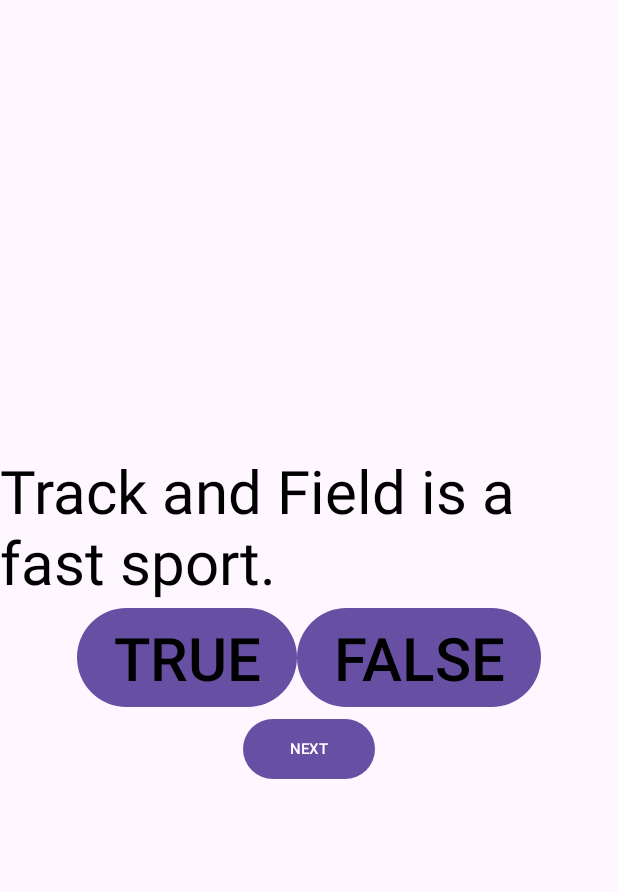
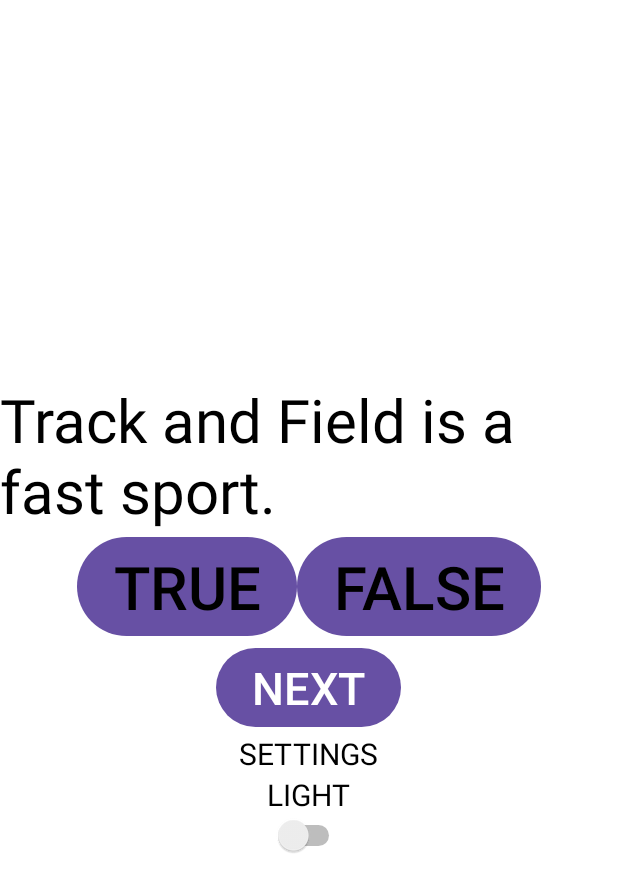
Before and after one commit to cdpayne783/QuizAppTrackandFieldCDP, an Android app: the screen it shows after launch (MainActivity), on a phone screen of 412 x 824 dp. Shown: the top 892 px of the screen. Run offline under Robolectric (Android 15) with nearby library versions, the phone set to English and light mode, and no system bars.

Commit message:
add switch button to change bckgd color

```diff
--- a/app/src/main/AndroidManifest.xml
+++ b/app/src/main/AndroidManifest.xml
@@ -3,6 +3,7 @@
     xmlns:tools="http://schemas.android.com/tools">
 
     <application
+        android:name=".UserSettings"
         android:allowBackup="true"
         android:dataExtractionRules="@xml/data_extraction_rules"
         android:fullBackupContent="@xml/backup_rules"
--- a/app/src/main/java/org/forestpark/quizapptrackandfieldcdp/MainActivity.java
+++ b/app/src/main/java/org/forestpark/quizapptrackandfieldcdp/MainActivity.java
@@ -1,16 +1,30 @@
 package org.forestpark.quizapptrackandfieldcdp;
 
 import androidx.appcompat.app.AppCompatActivity;
+import androidx.core.content.ContextCompat;
 
 import android.content.Intent;
+import android.graphics.Color;
 import android.media.MediaPlayer;
 import android.os.Bundle;
+import android.util.Log;
 import android.view.View;
 import android.widget.Button;
+import android.widget.CompoundButton;
+import android.widget.Switch;
 import android.widget.TextView;
 import android.widget.Toast;
+import android.content.SharedPreferences;
+
+import com.google.android.material.switchmaterial.SwitchMaterial;
+
 
 public class MainActivity extends AppCompatActivity {
+
+    private View parentView;
+    private Switch themeSwitch;
+    TextView themeTV, titleTV;
+    private UserSettings settings;
 
     TextView questionTV;
     Button falseBTN;
@@ -28,6 +42,12 @@ public class MainActivity extends AppCompatActivity {
         super.onCreate(savedInstanceState);
         setContentView(R.layout.activity_main);
 
+        settings = (UserSettings) getApplication();
+
+
+        intiWidgets();
+        loadSharedPreferences();
+        initSwitchListener();
         questionTV = (TextView) findViewById(R.id.questionTV);
         falseBTN = (Button) findViewById(R.id.falseBTN);
         trueBTN = (Button) findViewById(R.id.trueBTN);
@@ -89,7 +109,7 @@ public class MainActivity extends AppCompatActivity {
         });
         nextBTN.setOnClickListener(new View.OnClickListener() {
             @Override
-            public void onClick(View view) {
+            public void onClick (View view) {
                 currentIndex++;
                 if(currentIndex <= 5)
                 {
@@ -108,4 +128,68 @@ public class MainActivity extends AppCompatActivity {
             }
         });
      }
+
+    private void intiWidgets() {
+        themeTV = findViewById(R.id.themeTV);
+        titleTV = findViewById(R.id.titleTV);
+        themeSwitch = findViewById(R.id.themeSwitch);
+        parentView = findViewById(R.id.parentView);
     }
+
+    private void loadSharedPreferences()
+    {
+        SharedPreferences sharedPreferences = getSharedPreferences(UserSettings.PREFERENCES, MODE_PRIVATE);
+        String theme = sharedPreferences.getString(UserSettings.CUSTOM_THEME, UserSettings.LIGHT_THEME);
+        settings.setCustomTheme(theme);
+        updateView();
+    }
+
+    private void initSwitchListener()
+    {
+        themeSwitch.setOnCheckedChangeListener(new CompoundButton.OnCheckedChangeListener()
+        {
+            @Override
+            public void onCheckedChanged(CompoundButton compoundButton, boolean checked)
+            {
+                if(checked)
+                    settings.setCustomTheme(UserSettings.DARK_THEME);
+                else
+                    settings.setCustomTheme(UserSettings.LIGHT_THEME);
+
+                SharedPreferences.Editor editor = getSharedPreferences(UserSettings.PREFERENCES, MODE_PRIVATE).edit();
+                editor.putString(UserSettings.CUSTOM_THEME, settings.getCustomTheme());
+                editor.apply();
+                updateView();
+            }
+        });
+    }
+
+    private void updateView()
+    {
+        final int black = ContextCompat.getColor(this, R.color.black);
+        final int white = ContextCompat.getColor(this, R.color.white);
+
+        if(settings.getCustomTheme().equals(UserSettings.DARK_THEME))
+        {
+            titleTV.setTextColor(white);
+            themeTV.setTextColor(white);
+            themeTV.setText("Dark");
+            parentView.setBackgroundColor(black);
+            themeSwitch.setChecked(true);
+        }
+        else
+        {
+            titleTV.setTextColor(black);
+            themeTV.setTextColor(black);
+            themeTV.setText("Light");
+            parentView.setBackgroundColor(white);
+            themeSwitch.setChecked(false);
+        }
+
+    }
+
+
+
+
+
+    }
--- /dev/null
+++ b/app/src/main/java/org/forestpark/quizapptrackandfieldcdp/UserSettings.java
@@ -0,0 +1,21 @@
+package org.forestpark.quizapptrackandfieldcdp;
+
+import android.app.Application;
+
+public class UserSettings extends Application
+{
+    public static final String PREFERENCES = "preferences";
+    public static final String CUSTOM_THEME = "customTheme";
+    public static final String LIGHT_THEME = "lightTheme";
+    public static final String DARK_THEME = "darkTheme";
+
+    private String customTheme;
+
+    public String getCustomTheme() {
+        return customTheme;
+    }
+
+    public void setCustomTheme(String customTheme) {
+        this.customTheme = customTheme;
+    }
+}
--- a/app/src/main/res/layout/activity_main.xml
+++ b/app/src/main/res/layout/activity_main.xml
@@ -1,8 +1,11 @@
 <?xml version="1.0" encoding="utf-8"?>
 <LinearLayout android:layout_width="match_parent"
+    android:id="@+id/parentView"
     android:layout_height="match_parent"
+    xmlns:app="http://schemas.android.com/apk/res-auto"
     android:orientation="vertical"
     android:gravity="center"
+    android:background="@color/yellow"
     xmlns:android="http://schemas.android.com/apk/res/android">
 
     <TextView
@@ -40,8 +43,33 @@
             android:layout_width="wrap_content"
             android:layout_height="wrap_content"
             android:text="@string/nextText"
-            android:textSize="10dp"
+            android:textSize="30dp"
             android:textColor="@color/white"
             android:id="@+id/nextBTN"/>
 
+    <TextView
+        android:id="@+id/titleTV"
+        android:layout_width="wrap_content"
+        android:layout_height="wrap_content"
+        android:text="Settings"
+        android:textAllCaps="true"
+        android:textColor="@color/purple"
+        android:textSize="20dp" />
+
+    <TextView
+        android:id="@+id/themeTV"
+        android:layout_width="wrap_content"
+        android:layout_height="wrap_content"
+        android:text="Light"
+        android:textAllCaps="true"
+        android:textColor="@color/purple"
+        android:textSize="20dp" />
+
+    <Switch
+        android:id="@+id/themeSwitch"
+        android:layout_width="wrap_content"
+        android:layout_height="wrap_content"
+        android:layout_gravity="center"
+        android:scrollbarSize="30dp" />
+
 </LinearLayout>
--- a/app/src/main/res/values/colors.xml
+++ b/app/src/main/res/values/colors.xml
@@ -2,4 +2,9 @@
 <resources>
     <color name="black">#FF000000</color>
     <color name="white">#FFFFFFFF</color>
+    <color name="purple">#7F24C4</color>
+    <color name="blue">#1D29D0</color>
+    <color name="green">#24C439</color>
+    <color name="yellow">#F5ED12</color>
+    <color name="red">#D71D42</color>
 </resources>
```
Lines whose indentation alone changed are shown as unchanged.
